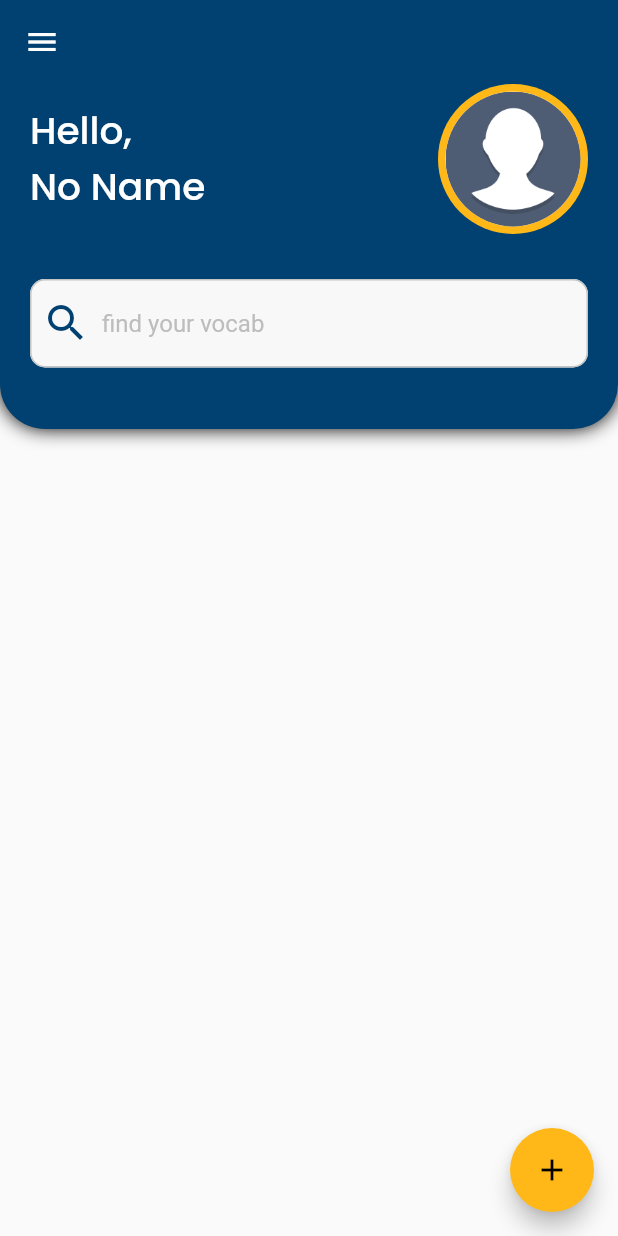
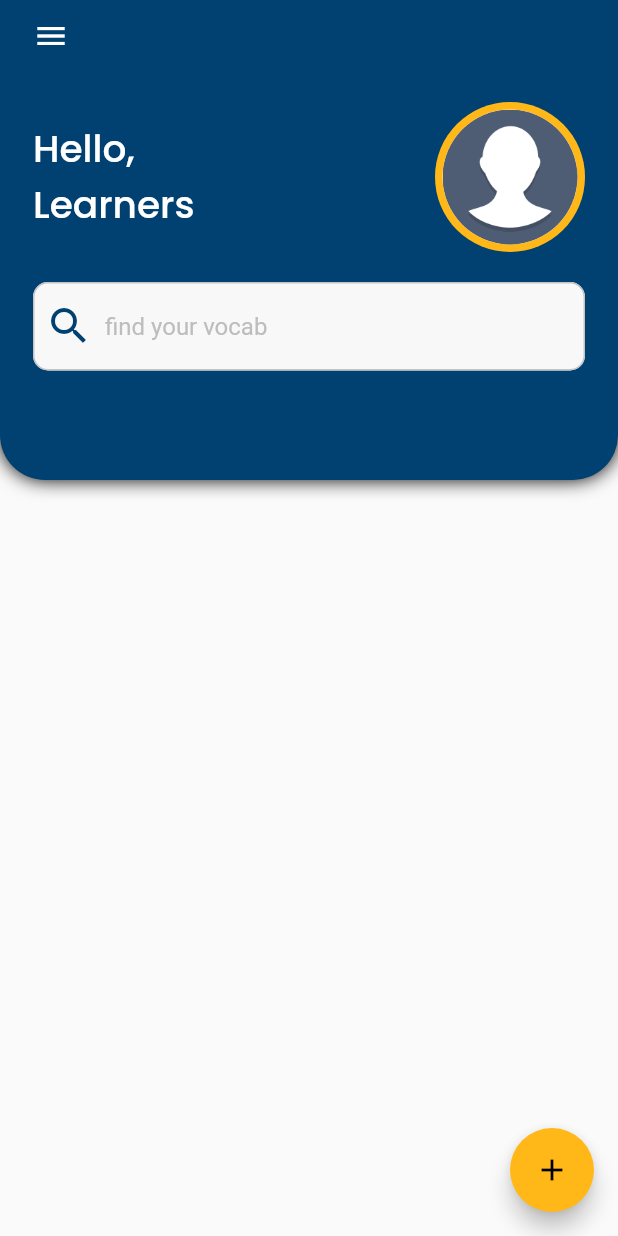
Before and after one commit to FiDiSoft/KamusQ, a Flutter app: the screen it shows once a user with an empty profile is signed in, on a phone screen of 412 x 824 dp. Run offline on Flutter 3.47's test engine with Material 2 defaults, Android fonts, the phone set to English and light mode, and no system bars; our stand-ins replace cloud_firestore, email_validator, firebase_auth, firebase_core, google_fonts, lottie; accounts and stored records are empty.

Commit message:
add searchKey String, move body Container searchBar to appBar, and make the body focused to view the List data

```diff
--- a/lib/pages/main_page.dart
+++ b/lib/pages/main_page.dart
@@ -18,20 +18,109 @@ class MainPage extends StatefulWidget {
 }
 
 class _MainPageState extends State<MainPage> {
+  final GlobalKey<ScaffoldState> _scaffoldKey = GlobalKey<ScaffoldState>();
+  String searchKey = '';
+
   @override
   Widget build(BuildContext context) {
+    Size _mediaQuery = MediaQuery.of(context).size;
+
     return Scaffold(
-      appBar: AppBar(
-          backgroundColor: blue,
-          elevation: 0,
-          iconTheme: IconThemeData(color: Colors.white)),
+      key: _scaffoldKey,
+      appBar: PreferredSize(
+        preferredSize: Size.fromHeight(320),
+        child: Container(
+          height: 320.0,
+          width: _mediaQuery.width,
+          decoration: new BoxDecoration(
+            color: blue,
+            boxShadow: [new BoxShadow(blurRadius: 10.0)],
+            borderRadius: new BorderRadius.vertical(
+              bottom: Radius.circular(30),
+            ),
+          ),
+          child: SafeArea(
+            child: Padding(
+              padding: const EdgeInsets.only(left: 10.0, right: 10.0),
+              child: Stack(
+                children: [
+                  Column(
+                    mainAxisAlignment: MainAxisAlignment.start,
+                    crossAxisAlignment: CrossAxisAlignment.start,
+                    children: [
+                      IconButton(
+                        onPressed: () =>
+                            _scaffoldKey.currentState!.openDrawer(),
+                        icon: Icon(
+                          Icons.menu,
+                          color: Colors.white,
+                        ),
+                      ),
+                      SizedBox(height: 20),
+                      Padding(
+                        padding: const EdgeInsets.only(left: 12.0, right: 12.0),
+                        child: Row(
+                          mainAxisAlignment: MainAxisAlignment.start,
+                          crossAxisAlignment: CrossAxisAlignment.center,
+                          children: [
+                            Text(
+                              'Hello, \n${(widget.user.displayName != null && widget.user.displayName != '') ? widget.user.displayName : "Learners"}',
+                              style: whiteTextStyle.copyWith(
+                                  fontSize: 25, fontWeight: medium),
+                            ),
+                            Spacer(),
+                            CircleAvatar(
+                              radius: 50,
+                              backgroundColor: yellow,
+                              child: CircleAvatar(
+                                  radius: 45,
+                                  backgroundImage:
+                                      AssetImage("assets/profile.png")),
+                            )
+                          ],
+                        ),
+                      ),
+                      SizedBox(height: 20),
+                      Padding(
+                        padding: const EdgeInsets.only(left: 12.0, right: 12.0),
+                        child: TextFormField(
+                          onChanged: (value) {
+                            setState(() {
+                              searchKey = value.toUpperCase();
+                            });
+                          },
+                          decoration: InputDecoration(
+                              fillColor: inputColor,
+                              filled: true,
+                              hintText: 'find your vocab',
+                              prefixIcon:
+                                  Icon(Icons.search, color: blue, size: 32),
+                              hintStyle: TextStyle(color: hintColor),
+                              enabledBorder: OutlineInputBorder(
+                                  borderRadius: BorderRadius.circular(10),
+                                  borderSide: BorderSide(color: grey)),
+                              focusedBorder: OutlineInputBorder(
+                                  borderRadius: BorderRadius.circular(10),
+                                  borderSide: BorderSide(color: blue))),
+                        ),
+                      ),
+                    ],
+                  )
+                ],
+              ),
+            ),
+          ),
+        ),
+      ),
       floatingActionButton: FloatingActionButton(
           onPressed: () => Navigator.push(
                 context,
                 MaterialPageRoute(
                   builder: (_) => AddPage(
                     uid: widget.user.uid,
-                      ))),
+                  ),
+                ),
+              ),
           child: const Icon(Icons.add),
           backgroundColor: yellow),
       drawer: Drawer(
@@ -50,8 +139,8 @@ class _MainPageState extends State<MainPage> {
                   ),
                   Text(
                     'Q',
-                  style:
-                      yellowTextStyle.copyWith(fontSize: 30, fontWeight: bold),
+                    style: yellowTextStyle.copyWith(
+                        fontSize: 30, fontWeight: bold),
                   )
                 ],
               ),
@@ -97,88 +186,36 @@ class _MainPageState extends State<MainPage> {
                             Navigator.pop(context, "Yes");
                           },
                           child: Text("Yes")),
-                          ]));
+                    ],
+                  ),
+                );
               },
             ),
           ],
-      )),
+        ),
+      ),
       body: StreamBuilder<QuerySnapshot>(
-        stream: VocabServices.firebaseFirestore
+        stream: (searchKey != '')
+            ? VocabServices.firebaseFirestore
+                .collection('userId${widget.user.uid}')
+                .where('keywords', arrayContains: searchKey)
+                .snapshots()
+            : VocabServices.firebaseFirestore
                 .collection('userId${widget.user.uid}')
                 .orderBy('timestamp', descending: true)
                 .snapshots(),
-        builder: (context, snapshotVocabs) {
-          if (snapshotVocabs.hasError) {
+        builder: (context, vocabSnapshot) {
+          if (vocabSnapshot.hasError) {
             return Text('Something went wrong');
           }
 
-          if (snapshotVocabs.connectionState == ConnectionState.waiting) {
-            return Text("Loading");
+          if (vocabSnapshot.connectionState == ConnectionState.waiting) {
+            return Center(child: CircularProgressIndicator());
           }
 
-          return CustomScrollView(
-            slivers: [
-              SliverToBoxAdapter(
-                child: Container(
-                  height: 230.0,
-                  width: double.infinity,
-                  decoration: new BoxDecoration(
-                    color: blue,
-                    boxShadow: [new BoxShadow(blurRadius: 10.0)],
-                    borderRadius: new BorderRadius.vertical(
-                      bottom: Radius.circular(30),
-                    ),
-                  ),
-                  child: Padding(
-                    padding: const EdgeInsets.only(left: 20, right: 20),
-                    child: Stack(
-                      children: [
-                        Column(children: [
-                          Row(
-                            children: [
-                              Text(
-                                'Hello, \n${(widget.user.displayName != null && widget.user.displayName != '') ? widget.user.displayName : "No Name"}',
-                                style: whiteTextStyle.copyWith(
-                                    fontSize: 25, fontWeight: medium),
-                              ),
-                              Spacer(),
-                              CircleAvatar(
-                                radius: 50,
-                                backgroundColor: yellow,
-                                child: CircleAvatar(
-                                    radius: 45,
-                                    backgroundImage:
-                                        AssetImage("assets/profile.png")),
-                              )
-                            ],
-                          ),
-                          SizedBox(height: 30),
-                          TextFormField(
-                            decoration: InputDecoration(
-                                fillColor: inputColor,
-                                filled: true,
-                                hintText: 'find your vocab',
-                                prefixIcon:
-                                    Icon(Icons.search, color: blue, size: 32),
-                                hintStyle: TextStyle(color: hintColor),
-                                enabledBorder: OutlineInputBorder(
-                                    borderRadius: BorderRadius.circular(10),
-                                    borderSide: BorderSide(color: grey)),
-                                focusedBorder: OutlineInputBorder(
-                                    borderRadius: BorderRadius.circular(10),
-                                    borderSide: BorderSide(color: blue))),
-                          ),
-                        ])
-                      ],
-                    ),
-                  ),
-                ),
-              ),
-              SliverList(
-                delegate: SliverChildBuilderDelegate(
-                  (context, i) {
-                    DocumentSnapshot _vocabsDocument =
-                        snapshotVocabs.data!.docs[i];
+          return ListView.builder(
+            itemBuilder: (context, i) {
+              DocumentSnapshot _vocabsDocument = vocabSnapshot.data!.docs[i];
               Map<String, dynamic> _mapVocab =
                   _vocabsDocument.data() as Map<String, dynamic>;
 
@@ -228,10 +265,7 @@ class _MainPageState extends State<MainPage> {
                 ),
               );
             },
-                  childCount: snapshotVocabs.data!.docs.length,
-                ),
-              )
-            ],
+            itemCount: vocabSnapshot.data!.docs.length,
           );
         },
       ),
```
Lines whose indentation alone changed are shown as unchanged.
